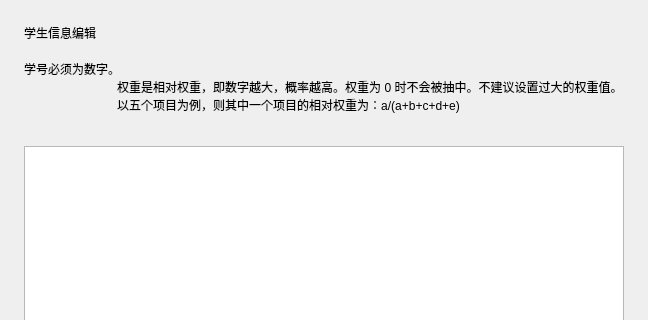
Before: the Qt Designer form ui/settings/students.ui in windyslime/RandPicker-1, drawn with Qt 5; both pictures show x 0 to 648 and y 0 to 320 of the 648 by 627 pixel window.
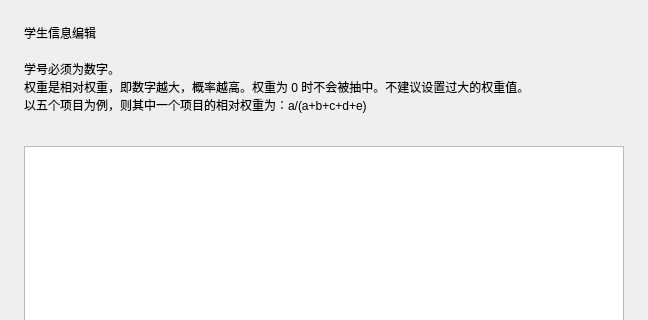
After: the same form once the commit is applied. Custom widgets are drawn as their Qt base class.

Diff of the .ui file:
```diff
--- a/ui/settings/students.ui
+++ b/ui/settings/students.ui
@@ -40,8 +40,8 @@
                 <widget class="CaptionLabel" name="CaptionLabel">
                     <property name="text">
                         <string>学号必须为数字。
-                            权重是相对权重，即数字越大，概率越高。权重为 0 时不会被抽中。不建议设置过大的权重值。
-                            以五个项目为例，则其中一个项目的相对权重为：a/(a+b+c+d+e)
+权重是相对权重，即数字越大，概率越高。权重为 0 时不会被抽中。不建议设置过大的权重值。
+以五个项目为例，则其中一个项目的相对权重为：a/(a+b+c+d+e)
                         </string>
                     </property>
                 </widget>
```
